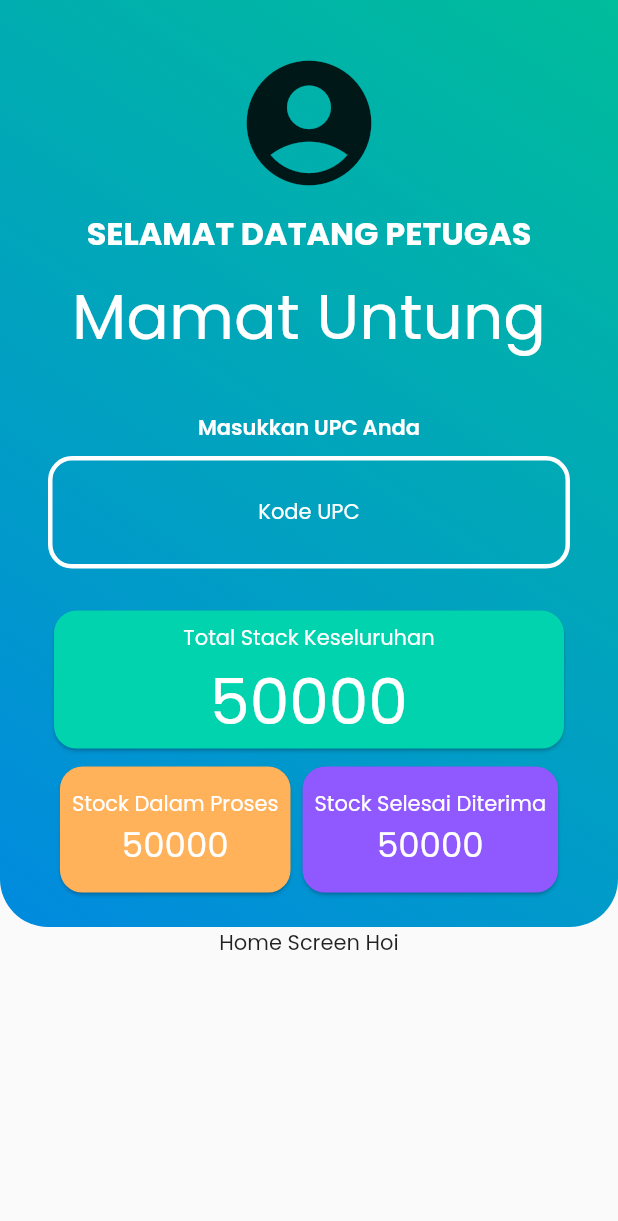
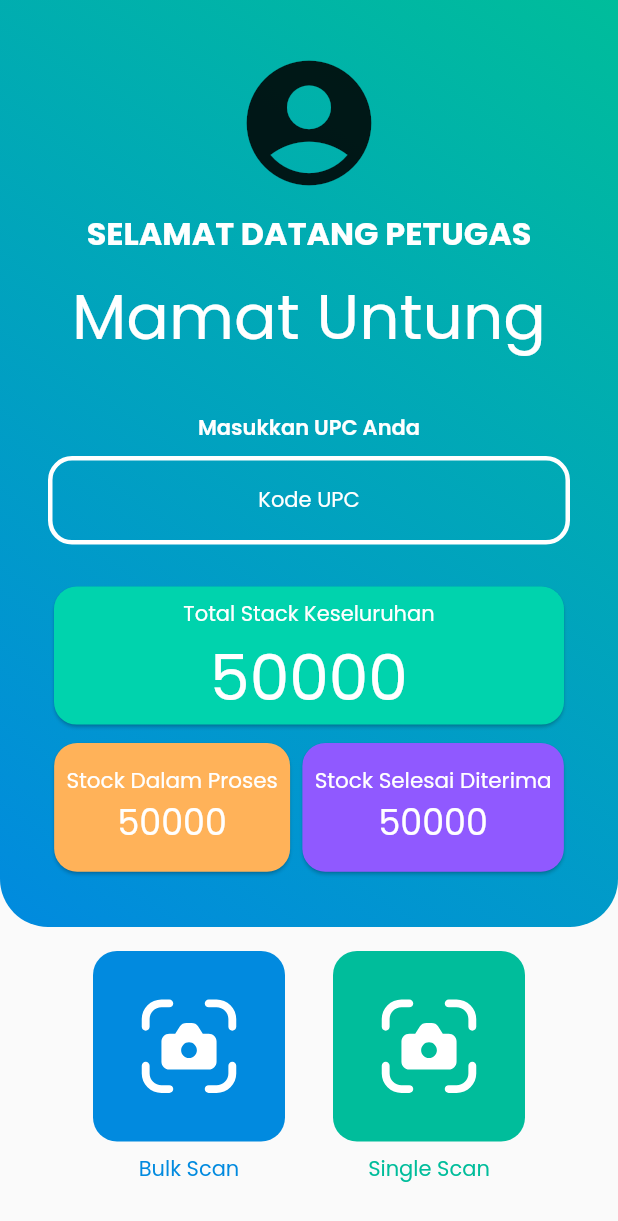
Before and after one commit to imaldi/bwa_distribution_tracking, a Flutter app: the screen it shows after launch, after a tap on "Log In", on a phone screen of 412 x 824 dp. Shown: the top 1221 px of the screen. Run offline on Flutter 3.47's test engine with Material 2 defaults, Android fonts, the phone set to English and light mode, and no system bars; our stand-ins replace auto_route, flutter_svg, google_fonts.

Commit message:
done layouting all of homescreen

```diff
--- /dev/null
+++ b/lib/core/resources/consts/colors.dart
@@ -0,0 +1,4 @@
+import 'package:flutter/material.dart';
+
+const primaryBlue = Color(0xFF018ADF);
+const primaryGreen = Color(0xFF00BD9B);
--- a/lib/core/resources/consts/sizes.dart
+++ b/lib/core/resources/consts/sizes.dart
@@ -1,12 +1,6 @@
-import 'package:flutter/material.dart';
-
 const sizeTiny = 2.0;
 const sizeSmall = 4.0;
 const sizeNormal = 8.0;
 const sizeMedium = 16.0;
 const sizeBig = 32.0;
 const sizeHuge = 64.0;
-double widthScreen(context) => MediaQuery.of(context).size.width;
-double heightScreen(context) => MediaQuery.of(context).size.height;
-screenOrientation(context) => MediaQuery.of(context).orientation;
-const globalPaddingSize = sizeMedium;
--- a/lib/core/resources/gradients/basic_linear_gradient.dart
+++ b/lib/core/resources/gradients/basic_linear_gradient.dart
@@ -1,8 +1,9 @@
+import 'package:bwa_distribution_tracking/core/resources/consts/colors.dart';
 import 'package:flutter/material.dart';
 
 const List<Color> primaryGradientColor = [
-  Color(0xFF018ADF),
-  Color(0xFF00BD9B),
+  primaryBlue,
+  primaryGreen,
 ];
 
 Gradient basicLinearGradient(){
--- /dev/null
+++ b/lib/core/resources/media_query/media_query_helpers.dart
@@ -0,0 +1,5 @@
+import 'package:flutter/material.dart';
+
+double widthScreen(context) => MediaQuery.of(context).size.width;
+double heightScreen(context) => MediaQuery.of(context).size.height;
+Orientation screenOrientation(context) => MediaQuery.of(context).orientation;
--- a/lib/main.dart
+++ b/lib/main.dart
@@ -5,9 +5,9 @@ import 'package:google_fonts/google_fonts.dart';
 import 'core/routes/app_router.gr.dart';
 
 /// Entry Point
-void main() async {
-  WidgetsFlutterBinding.ensureInitialized();
-  await SystemChrome.setPreferredOrientations([DeviceOrientation.portraitUp]);
+void main() {
+  // WidgetsFlutterBinding.ensureInitialized();
+  // await SystemChrome.setPreferredOrientations([DeviceOrientation.portraitUp]);
   runApp(RootWidget());
 }
 
--- a/lib/presentation/pages/home_screen.dart
+++ b/lib/presentation/pages/home_screen.dart
@@ -1,10 +1,13 @@
 import 'package:bwa_distribution_tracking/core/resources/consts/sizes.dart';
 import 'package:bwa_distribution_tracking/presentation/widgets/container/rounded_container.dart';
+import 'package:bwa_distribution_tracking/presentation/widgets/custom_expanded/single_child_expanded_row.dart';
 import 'package:bwa_distribution_tracking/presentation/widgets/text/custom_text.dart';
 import 'package:flutter/material.dart';
 
+import '../../core/resources/consts/colors.dart';
 import '../../core/resources/gradients/basic_linear_gradient.dart';
-
+import '../../core/resources/media_query/media_query_helpers.dart';
+import 'package:flutter_svg/flutter_svg.dart';
 class HomeScreen extends StatelessWidget {
   const HomeScreen({Key? key}) : super(key: key);
 
@@ -18,7 +21,7 @@ class HomeScreen extends StatelessWidget {
               // color: Colors.blue,
               height: 3 * heightScreen(context) / 4,
               width: widthScreen(context),
-              padding: const EdgeInsets.fromLTRB(sizeBig, sizeBig, sizeBig,sizeNormal),
+              padding: const EdgeInsets.fromLTRB(sizeBig, sizeBig, sizeBig,0),
               decoration: BoxDecoration(
                 gradient: basicDiagonalGradient(),
                 color: Colors.blue,
@@ -76,7 +79,8 @@ class HomeScreen extends StatelessWidget {
                                     color: Colors.white,
                                     weight: FontWeight.w600,
                                   ),
-                                  RoundedContainer(
+                                  SingleChildExpandedRow(
+                                    child: RoundedContainer(
                                       sizeMedium,
                                       boxDecoration: BoxDecoration(
                                         border: Border.all(
@@ -88,12 +92,13 @@ class HomeScreen extends StatelessWidget {
                                               maxWidth: sizeMedium),
                                           padding: const EdgeInsets.symmetric(
                                               horizontal: sizeMedium,
-                                            vertical: sizeMedium),
+                                              vertical: sizeNormal),
                                           child: const Center(
                                               child: CustomText(
                                             "Kode UPC",
                                             color: Colors.white,
                                           ))),
+                                    ),
                                   ),
                                   Container(
                                       margin: EdgeInsets.only(top: sizeMedium),
@@ -125,7 +130,9 @@ class HomeScreen extends StatelessWidget {
                                           ],
                                         )),
                                       )),
-                                  FittedBox(
+                                  SizedBox(
+                                    width: widthScreen(context),
+                                    child: FittedBox(
                                       child: Row(
                                         children: [
                                           Container(
@@ -209,6 +216,7 @@ class HomeScreen extends StatelessWidget {
                                         ],
                                         // ]..map((e) => Expanded(child: e)),
                                       ),
+                                    ),
                                   )
                                 ],
                               ),
@@ -219,8 +227,42 @@ class HomeScreen extends StatelessWidget {
                   ),
                 ],
               )),
-          Center(
-            child: Text("Home Screen Hoi"),
+          Container(
+            margin: EdgeInsets.only(bottom: sizeBig),
+            child: Row(
+              mainAxisAlignment: MainAxisAlignment.center,
+              children: [
+                Column(
+                  mainAxisAlignment: MainAxisAlignment.center,
+                  children: [
+                    RoundedContainer(sizeMedium,
+                      padding: EdgeInsets.all(sizeBig),
+                      margin: EdgeInsets.only(right: sizeMedium, left: sizeMedium, top: sizeMedium, bottom: sizeNormal),
+                      boxDecoration: const BoxDecoration(color: primaryBlue),
+                      child: SvgPicture.asset("assets/images/camera_white.svg"),
+                    ),
+                    CustomText("Bulk Scan",textAlign: TextAlign.center,color: primaryBlue,)
+                  ],
+                ),
+                Column(
+                  children: [
+                    RoundedContainer(sizeMedium,
+                      padding: EdgeInsets.all(sizeBig),
+                      margin: EdgeInsets.only(right: sizeMedium, left: sizeMedium, top: sizeMedium, bottom: sizeNormal),
+                      boxDecoration: const BoxDecoration(color: primaryGreen),
+                      child: SvgPicture.asset("assets/images/camera_white.svg"),
+                    ),
+                    CustomText("Single Scan",textAlign: TextAlign.center,color: primaryGreen,)
+                  ],
+                ),
+              ]
+              //   ..map((e) => RoundedContainer(
+              //   sizeNormal,
+              //   child: e,
+              //   boxDecoration: BoxDecoration(color: Colors.green),
+              // ))
+              ,
+            ),
           ),
         ],
       ),
--- a/lib/presentation/pages/login_screen.dart
+++ b/lib/presentation/pages/login_screen.dart
@@ -25,7 +25,8 @@ class LoginScreen extends StatelessWidget {
               child: Column(
                 mainAxisAlignment: MainAxisAlignment.center,
                 children: [
-                  Image.asset("assets/images/bwa_logo.png"),
+                  const SizedBox(height: sizeBig,),
+                  Image.asset("assets/images/bwa_logo.png",width: 100,),
                   const CustomText(
                     "TRACKING",
                     color: Colors.white,
--- a/lib/presentation/widgets/container/rounded_container.dart
+++ b/lib/presentation/widgets/container/rounded_container.dart
@@ -5,29 +5,25 @@ class RoundedContainer extends StatelessWidget {
   const RoundedContainer(this.borderRadius,
       {required this.child, this.boxDecoration = const BoxDecoration(
         color: Colors.white
-      ), Key? key})
+      ), Key? key, this.padding, this.margin})
       : super(key: key);
   final double borderRadius;
   final Widget child;
+  final EdgeInsets? padding;
+  final EdgeInsets? margin;
   /// Supaya masih bisa meng-custom box decoration walaupun sudah di beri nilai default
   final BoxDecoration boxDecoration;
 
   @override
   Widget build(BuildContext context) {
-    return Row(
-      children: [
-        Expanded(
-          child: Container(
-            padding: const EdgeInsets.all(sizeNormal),
-            margin: const EdgeInsets.symmetric(vertical: sizeNormal),
-            constraints: const BoxConstraints(minHeight: sizeBig),
-            decoration: boxDecoration.copyWith(
-              borderRadius: BorderRadius.all(Radius.circular(borderRadius)),
-            ),
-            child: child,
-          ),
-        ),
-      ],
+    return Container(
+      padding: padding ?? const EdgeInsets.all(sizeNormal),
+      margin: margin ?? const EdgeInsets.symmetric(vertical: sizeNormal),
+      constraints: const BoxConstraints(minHeight: sizeBig),
+      decoration: boxDecoration.copyWith(
+        borderRadius: BorderRadius.all(Radius.circular(borderRadius)),
+      ),
+      child: child,
     );
   }
 }
--- /dev/null
+++ b/lib/presentation/widgets/custom_expanded/single_child_expanded_row.dart
@@ -0,0 +1,14 @@
+import 'package:flutter/material.dart';
+
+class SingleChildExpandedRow extends StatelessWidget {
+  const SingleChildExpandedRow({required this.child, Key? key}) : super(key: key);
+  final Widget child;
+  @override
+  Widget build(BuildContext context) {
+    return Row(
+      children: [
+        Expanded(child: child,),
+      ],
+    );
+  }
+}
--- a/pubspec.yaml
+++ b/pubspec.yaml
@@ -38,6 +38,7 @@ dependencies:
   built_value: ^8.4.1
   google_fonts: ^3.0.1
   auto_route: ^5.0.1
+  flutter_svg: ^1.1.5
 
 
   # The following adds the Cupertino Icons font to your application.
```
Also changed, not shown: assets/images/camera_white.svg (added), pubspec.lock. Lines whose indentation alone changed are shown as unchanged.
